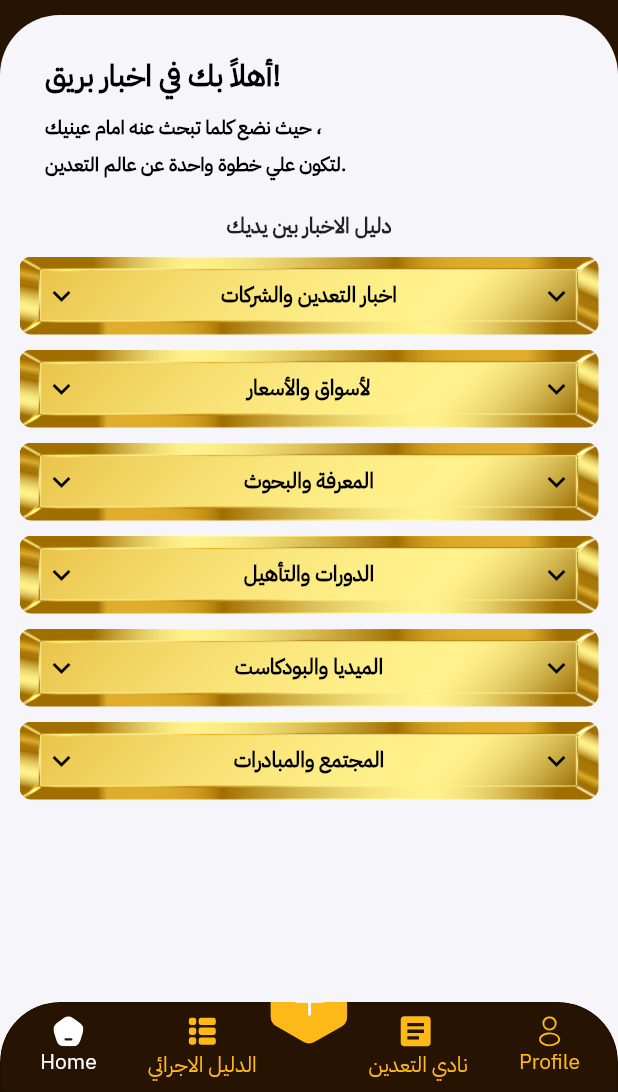
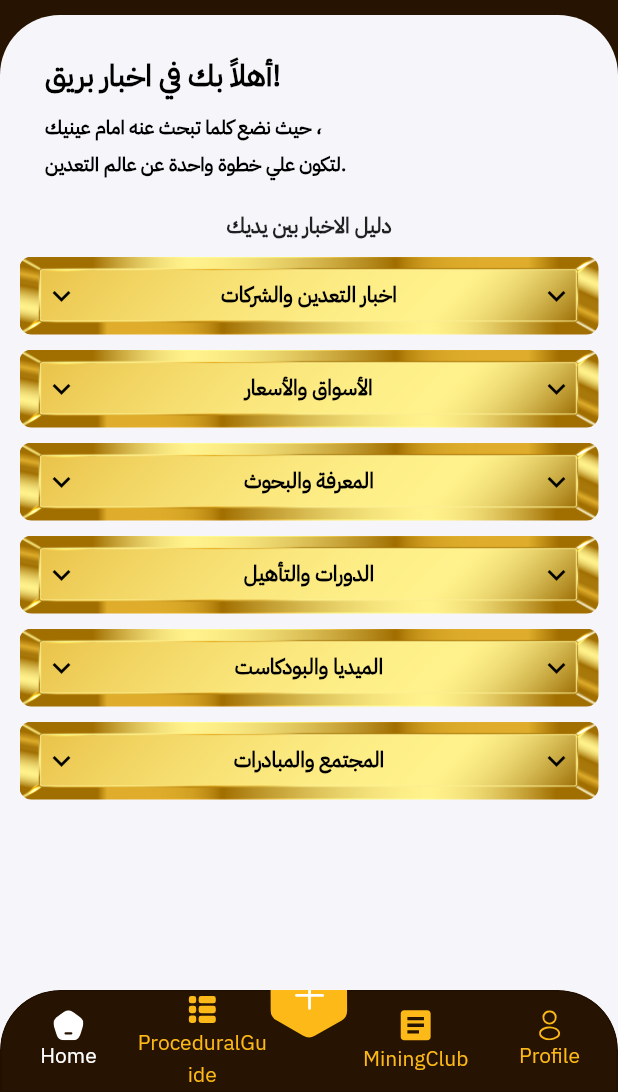
Before and after one commit to mohamed-sd/AlaaeldinMohamede_Classify-main, a Flutter app: the MainActivity screen opened directly with empty values, swiped to page 3, on a phone screen of 412 x 824 dp, the part 144-1236 px from its top. Run offline on Flutter 3.47's test engine with Material 3 defaults, Android fonts, the phone set to English and light mode, and no system bars; our stand-ins replace audioplayers, awesome_notifications, bloc, cached_network_image, connectivity_plus, country_picker and 36 more; missing offline and left inert: android_intent_plus, any_link_preview, device_region, encrypt, flutter_pdfview, flutter_stripe and 6 more; accounts and stored records are empty; network calls fail; project files that could hold a hidden picture were left out.

Commit message:
update icon svg app

```diff
--- a/lib/ui/screens/main_activity.dart
+++ b/lib/ui/screens/main_activity.dart
@@ -419,7 +419,7 @@ class MainActivityState extends State<MainActivity>
 
 
                 buildBottomNavigationbarItem(1, AppIcons.listViewIcon,
-                    AppIcons.listViewIcon, "الدليل الاجرائي"),
+                    AppIcons.listViewIcon, "ProceduralGuide".translate(context)),
 
                 BlocListener<FetchUserPackageLimitCubit,
                         FetchUserPackageLimitState>(
@@ -464,7 +464,7 @@ class MainActivityState extends State<MainActivity>
                 //     AppIcons.myAdsNavActive, "myAdsTab".translate(context)),
 
                 buildBottomNavigationbarItem(2, AppIcons.articles,
-                    AppIcons.articles, " نادي التعدين "),
+                    AppIcons.articles, "MiningClub".translate(context)),
 
                 buildBottomNavigationbarItem(3, AppIcons.profileNav,
                     AppIcons.profileNavActive, "profileTab".translate(context))
--- a/lib/ui/screens/navigations/home_news.dart
+++ b/lib/ui/screens/navigations/home_news.dart
@@ -392,7 +392,7 @@ class HomeScreenState extends State<HomeNews>
                                     child: GoldShimmerCard(
                                         title: 'أخبار التعدين',
                                         url:
-                                        'https://storage.googleapis.com/flutterflow-io-6f20.appspot.com/projects/mining-market-firebase-ym2dfj/assets/pn7ueo7p1ys1/4-_%D9%85%D8%AF%D9%88%D9%86%D8%A9_%D8%A7%D9%84%D8%AA%D8%B9%D8%AF%D9%8A%D9%86.jpg'),
+                                        'https://firebasestorage.googleapis.com/v0/b/miningmarket-firebase.appspot.com/o/Miningclub%2F44-%20%D8%A7%D8%AE%D8%A8%D8%A7%D8%B1%20%D8%A7%D9%84%D8%AA%D8%B9%D8%AF%D9%8A%D9%86.jpeg.jpg?alt=media&token=602fdc8e-de80-42f7-934f-b41ab9ddfcaa'),
                                   ),
                                   InkWell(
                                     onTap: () {
@@ -402,7 +402,7 @@ class HomeScreenState extends State<HomeNews>
                                     child: GoldShimmerCard(
                                         title: ' أخبار الشركات ',
                                         url:
-                                        'https://storage.googleapis.com/flutterflow-io-6f20.appspot.com/projects/mining-market-firebase-ym2dfj/assets/cchsh9teg1dp/3-_%D9%85%D9%8A%D9%83%D8%B1%D9%88%D9%81%D9%88%D9%86_%D8%A7%D9%84%D8%AA%D8%B9%D8%AF%D9%8A%D9%86.jpg'),
+                                        'https://firebasestorage.googleapis.com/v0/b/miningmarket-firebase.appspot.com/o/Miningclub%2F44-%20%D8%A7%D8%AE%D8%A8%D8%A7%D8%B1%20%D8%A7%D9%84%D8%AA%D8%B9%D8%AF%D9%8A%D9%86.jpeg.jpg?alt=media&token=602fdc8e-de80-42f7-934f-b41ab9ddfcaa'),
                                   ),
                                   InkWell(
                                     onTap: () {
@@ -412,7 +412,7 @@ class HomeScreenState extends State<HomeNews>
                                     child: GoldShimmerCard(
                                         title: ' تحديثات الجهات الرسمية والوزارات ',
                                         url:
-                                        'https://storage.googleapis.com/flutterflow-io-6f20.appspot.com/projects/mining-market-firebase-ym2dfj/assets/mina24dtpbp3/13_copy.jpg'),
+                                        'https://firebasestorage.googleapis.com/v0/b/miningmarket-firebase.appspot.com/o/Miningclub%2F45-%20%D8%AA%D8%AD%D8%AF%D9%8A%D8%AB%D8%A7%D8%AA%20%D8%A7%D9%84%D8%AC%D9%87%D8%A7%D8%AA.jpeg.jpg?alt=media&token=3181874b-3bcf-4f46-8195-8cb905b9bcc8'),
                                   ),
 
                                 ],
@@ -432,7 +432,7 @@ class HomeScreenState extends State<HomeNews>
                             else section2 = true;
                           });
                         },
-                        child: title_card('لأسواق والأسعار' , section2),
+                        child: title_card('الأسواق والأسعار' , section2),
                       ),
                       SizedBox(
                         height: 5,
@@ -458,7 +458,7 @@ class HomeScreenState extends State<HomeNews>
                                     child: GoldShimmerCard(
                                         title: ' بورصة المعادن ',
                                         url:
-                                        'https://firebasestorage.googleapis.com/v0/b/miningmarket-firebase.appspot.com/o/appimg%2F4-%20%D8%A7%D9%84%D9%85%D9%82%D8%A7%D9%84%D8%A7%D8%AA%20%D8%A7%D9%84%D8%B9%D9%84%D9%85%D9%8A%D8%A9.jpg?alt=media&token=a718d3dc-a85e-46f1-9c24-aef3f06ab8dc'),
+                                        'https://firebasestorage.googleapis.com/v0/b/miningmarket-firebase.appspot.com/o/Miningclub%2F46-%20%D8%A8%D9%88%D8%B1%D8%B5%D8%A9%20%D8%A7%D9%84%D9%85%D8%B9%D8%A7%D8%AF%D9%86.jpg?alt=media&token=bfcf5a8f-ee16-4da7-8ce4-aca6e530a9f0'),
                                   ),
                                   InkWell(
                                     onTap: () {
@@ -468,7 +468,7 @@ class HomeScreenState extends State<HomeNews>
                                     child: GoldShimmerCard(
                                         title: ' أسعار العملات ',
                                         url:
-                                        'https://firebasestorage.googleapis.com/v0/b/miningmarket-firebase.appspot.com/o/appimg%2F4-%20%D8%A7%D9%84%D9%85%D9%82%D8%A7%D9%84%D8%A7%D8%AA%20%D8%A7%D9%84%D8%B9%D9%84%D9%85%D9%8A%D8%A9.jpg?alt=media&token=a718d3dc-a85e-46f1-9c24-aef3f06ab8dc'),
+                                        'https://firebasestorage.googleapis.com/v0/b/miningmarket-firebase.appspot.com/o/Miningclub%2F47-%20%D8%A7%D8%B3%D8%B9%D8%A7%D8%B1%20%D8%A7%D9%84%D8%B9%D9%85%D9%84%D8%A7%D8%AA.jpg?alt=media&token=e99250f6-6ec0-4ea4-aaa0-e8192c7e5622'),
                                   ),
                                   InkWell(
                                     onTap: () {
@@ -476,7 +476,7 @@ class HomeScreenState extends State<HomeNews>
                                     },
                                     child: GoldShimmerCard(
                                         title: ' تقارير سوقية وتحليلات اقتصادية ',
-                                        url: 'https://storage.googleapis.com/flutterflow-io-6f20.appspot.com/projects/mining-market-firebase-ym2dfj/assets/wzgkssd9rseh/71_copy.jpg'),
+                                        url: 'https://firebasestorage.googleapis.com/v0/b/miningmarket-firebase.appspot.com/o/Miningclub%2F48-%20%D8%AA%D9%82%D8%A7%D8%B1%D9%8A%D8%B1%20%D8%B3%D9%88%D9%82.jpg?alt=media&token=a4090223-34c3-4650-b8e0-ddecef16c131'),
                                   ),
 
                                 ],
@@ -522,7 +522,7 @@ class HomeScreenState extends State<HomeNews>
                                     child: GoldShimmerCard(
                                         title: ' المقالات العلمية والتحليلية ',
                                         url:
-                                        'https://storage.googleapis.com/flutterflow-io-6f20.appspot.com/projects/mining-market-firebase-ym2dfj/assets/68p8l6cu6qxc/2-_%D9%85%D8%AC%D9%84%D8%A9_%D8%A7%D9%84%D8%AA%D8%B9%D8%AF%D9%8A%D9%86.jpg'),
+                                        'https://firebasestorage.googleapis.com/v0/b/miningmarket-firebase.appspot.com/o/Miningclub%2F49-%20%D8%A7%D9%84%D9%85%D9%82%D8%A7%D9%84%D8%A7%D8%AA%20%D8%A7%D9%84%D8%B9%D9%84%D9%85%D9%8A%D8%A9.jpg?alt=media&token=b61674c1-3a73-400c-9115-c271ef6abefb'),
                                   ),
                                   InkWell(
                                     onTap: () {
@@ -532,7 +532,7 @@ class HomeScreenState extends State<HomeNews>
                                     child: GoldShimmerCard(
                                         title: ' البحوث والأوراق الأكاديمية ',
                                         url:
-                                        'https://storage.googleapis.com/flutterflow-io-6f20.appspot.com/projects/mining-market-firebase-ym2dfj/assets/68p8l6cu6qxc/2-_%D9%85%D8%AC%D9%84%D8%A9_%D8%A7%D9%84%D8%AA%D8%B9%D8%AF%D9%8A%D9%86.jpg'),
+                                        'https://firebasestorage.googleapis.com/v0/b/miningmarket-firebase.appspot.com/o/Miningclub%2F50-%20%D8%A7%D9%84%D8%A8%D8%AD%D9%88%D8%AB%20%D9%88%D8%A7%D9%84%D8%A7%D9%88%D8%B1%D8%A7%D9%82%20%D8%A7%D9%84%D8%AD%D9%83%D9%88%D9%85%D9%8A%D8%A9.jpg?alt=media&token=01a9018a-4301-4340-a120-87a4abd26a08'),
                                   ),
                                   InkWell(
                                     onTap: () {
@@ -540,7 +540,7 @@ class HomeScreenState extends State<HomeNews>
                                     },
                                     child: GoldShimmerCard(
                                         title: ' المواد الدراسية والكتب ',
-                                        url: 'https://storage.googleapis.com/flutterflow-io-6f20.appspot.com/projects/mining-market-firebase-ym2dfj/assets/68p8l6cu6qxc/2-_%D9%85%D8%AC%D9%84%D8%A9_%D8%A7%D9%84%D8%AA%D8%B9%D8%AF%D9%8A%D9%86.jpg'),
+                                        url: 'https://firebasestorage.googleapis.com/v0/b/miningmarket-firebase.appspot.com/o/Miningclub%2F51-%20%D8%A7%D9%84%D9%85%D9%88%D8%A7%D8%AF%20%D8%A7%D9%84%D8%AF%D8%B1%D8%A7%D8%B3%D9%8A%D8%A9.jpg?alt=media&token=5bb3b27e-8990-4465-bb2f-a0eea1f9948d'),
                                   ),
 
                                 ],
@@ -586,7 +586,7 @@ class HomeScreenState extends State<HomeNews>
                                     child: GoldShimmerCard(
                                         title: 'الدورات التدريبية ',
                                         url:
-                                        'https://storage.googleapis.com/flutterflow-io-6f20.appspot.com/projects/mining-market-firebase-ym2dfj/assets/lml0fa6t0p56/73_copy.jpg'),
+                                        'https://firebasestorage.googleapis.com/v0/b/miningmarket-firebase.appspot.com/o/Miningclub%2F53-%20%D8%A7%D9%84%D9%86%D8%AF%D9%88%D8%A7%D8%AA%20%D9%88%D9%88%D8%B1%D8%B4%20%D8%A7%D9%84%D8%AA%D8%AF%D8%B1%D9%8A%D8%A8.jpeg.jpg?alt=media&token=f1a77b7d-d664-4de4-82f5-88d0257e1835'),
                                   ),
                                   InkWell(
                                     onTap: () {
@@ -596,7 +596,7 @@ class HomeScreenState extends State<HomeNews>
                                     child: GoldShimmerCard(
                                         title: ' الندوات وورش العمل ',
                                         url:
-                                        'https://storage.googleapis.com/flutterflow-io-6f20.appspot.com/projects/mining-market-firebase-ym2dfj/assets/lml0fa6t0p56/73_copy.jpg'),
+                                        'https://firebasestorage.googleapis.com/v0/b/miningmarket-firebase.appspot.com/o/Miningclub%2F53-%20%D8%A7%D9%84%D9%86%D8%AF%D9%88%D8%A7%D8%AA%20%D9%88%D9%88%D8%B1%D8%B4%20%D8%A7%D9%84%D8%AA%D8%AF%D8%B1%D9%8A%D8%A8.jpeg.jpg?alt=media&token=f1a77b7d-d664-4de4-82f5-88d0257e1835'),
                                   ),
                                   InkWell(
                                     onTap: () {
@@ -604,7 +604,7 @@ class HomeScreenState extends State<HomeNews>
                                     },
                                     child: GoldShimmerCard(
                                         title: ' برامج تطوير المهارات ',
-                                        url: 'https://storage.googleapis.com/flutterflow-io-6f20.appspot.com/projects/mining-market-firebase-ym2dfj/assets/lml0fa6t0p56/73_copy.jpg'),
+                                        url: 'https://firebasestorage.googleapis.com/v0/b/miningmarket-firebase.appspot.com/o/Miningclub%2F54-%20%D8%A8%D8%B1%D8%A7%D9%85%D8%AC%20%D8%AA%D8%B7%D9%88%D9%8A%D8%B1%20%D8%A7%D9%84%D9%85%D9%87%D8%A7%D8%B1%D8%A7%D8%AA.jpg?alt=media&token=5aa798d3-130d-400f-ac50-fea7b719b22a'),
                                   ),
 
                                 ],
@@ -650,7 +650,7 @@ class HomeScreenState extends State<HomeNews>
                                     child: GoldShimmerCard(
                                         title: ' بودكاست التعدين ',
                                         url:
-                                        'https://storage.googleapis.com/flutterflow-io-6f20.appspot.com/projects/mining-market-firebase-ym2dfj/assets/cchsh9teg1dp/3-_%D9%85%D9%8A%D9%83%D8%B1%D9%88%D9%81%D9%88%D9%86_%D8%A7%D9%84%D8%AA%D8%B9%D8%AF%D9%8A%D9%86.jpg'),
+                                        'https://firebasestorage.googleapis.com/v0/b/miningmarket-firebase.appspot.com/o/Miningclub%2F55-%20%D8%A8%D9%88%D8%AF%D9%83%D8%A7%D8%B3%D8%AA%20%D8%A7%D9%84%D8%AA%D8%B9%D8%AF%D9%8A%D9%86.jpg?alt=media&token=1ac4ecef-b0c4-44b2-9999-bc03a78184df'),
                                   ),
                                   InkWell(
                                     onTap: () {
@@ -660,7 +660,7 @@ class HomeScreenState extends State<HomeNews>
                                     child: GoldShimmerCard(
                                         title: ' فيديوهات توعوية وتدريبية ',
                                         url:
-                                        'https://storage.googleapis.com/flutterflow-io-6f20.appspot.com/projects/mining-market-firebase-ym2dfj/assets/r878vk5z12ae/1-_%D9%82%D9%86%D8%A7%D8%A9_%D8%A7%D9%84%D8%AA%D8%B9%D8%AF%D9%8A%D9%86_(1).jpg'),
+                                        'https://firebasestorage.googleapis.com/v0/b/miningmarket-firebase.appspot.com/o/Miningclub%2F56-%20%D9%81%D9%8A%D8%AF%D9%8A%D9%88%D9%87%D8%A7%D8%AA%20%D8%AA%D9%88%D8%B9%D9%88%D9%8A%D8%A9.jpg?alt=media&token=5b853c97-11b6-4f23-b0ad-7a5e14eaad30'),
                                   ),
                                   InkWell(
                                     onTap: () {
@@ -668,7 +668,7 @@ class HomeScreenState extends State<HomeNews>
                                     },
                                     child: GoldShimmerCard(
                                         title: ' جلسات حوارية ومسجلة ',
-                                        url: 'https://storage.googleapis.com/flutterflow-io-6f20.appspot.com/projects/mining-market-firebase-ym2dfj/assets/wfn2teddfaml/70_copy.jpg'),
+                                        url: 'https://firebasestorage.googleapis.com/v0/b/miningmarket-firebase.appspot.com/o/Miningclub%2F57-%20%D8%AC%D9%84%D8%B3%D8%A7%D8%AA%20%D8%AD%D9%88%D8%A7%D8%B1%D9%8A%D8%A9.jpeg.jpg?alt=media&token=bc908f40-0b99-4f29-8c57-2f7e9cccac68'),
                                   ),
 
                                 ],
@@ -714,7 +714,7 @@ class HomeScreenState extends State<HomeNews>
                                     child: GoldShimmerCard(
                                         title: 'المبادرات المجتمعية',
                                         url:
-                                        'https://storage.googleapis.com/flutterflow-io-6f20.appspot.com/projects/mining-market-firebase-ym2dfj/assets/x33ybf804qm1/74.jpg'),
+                                        'https://firebasestorage.googleapis.com/v0/b/miningmarket-firebase.appspot.com/o/Miningclub%2F60-%20%D8%A7%D9%84%D9%85%D8%A8%D8%A7%D8%AF%D8%B1%D8%A7%D8%AA%20%D8%A7%D9%84%D9%85%D8%AC%D8%AA%D9%85%D8%B9%D9%8A%D8%A9.jpg?alt=media&token=25610521-187a-46d0-bcbc-2ed0c437d7c3'),
                                   ),
                                   InkWell(
                                     onTap: () {
@@ -724,7 +724,7 @@ class HomeScreenState extends State<HomeNews>
                                     child: GoldShimmerCard(
                                         title: 'المسؤولية الاجتماعية',
                                         url:
-                                        'https://storage.googleapis.com/flutterflow-io-6f20.appspot.com/projects/mining-market-firebase-ym2dfj/assets/x33ybf804qm1/74.jpg'),
+                                        'https://firebasestorage.googleapis.com/v0/b/miningmarket-firebase.appspot.com/o/Miningclub%2F59-%20%D8%A7%D9%84%D9%85%D8%B3%D8%A4%D9%88%D9%84%D9%8A%D8%A9%20%D8%A7%D9%84%D9%85%D8%AC%D8%AA%D9%85%D8%B9%D9%8A%D8%A9.jpg?alt=media&token=cdbe9c70-eb12-4fb9-941f-a8391ec72251'),
                                   ),
                                   InkWell(
                                     onTap: () {
@@ -732,7 +732,7 @@ class HomeScreenState extends State<HomeNews>
                                     },
                                     child: GoldShimmerCard(
                                         title: ' المنتديات والنقاشات ',
-                                        url: 'https://storage.googleapis.com/flutterflow-io-6f20.appspot.com/projects/mining-market-firebase-ym2dfj/assets/r878vk5z12ae/1-_%D9%82%D9%86%D8%A7%D8%A9_%D8%A7%D9%84%D8%AA%D8%B9%D8%AF%D9%8A%D9%86_(1).jpg'),
+                                        url: 'https://firebasestorage.googleapis.com/v0/b/miningmarket-firebase.appspot.com/o/Miningclub%2F58-%20%D8%A7%D9%84%D9%85%D9%86%D8%AA%D8%AF%D9%8A%D8%A7%D8%AA%20%D9%88%D8%A7%D9%84%D9%86%D9%82%D8%A7%D8%B4%D8%A7%D8%AA.jpg?alt=media&token=e5c7a67e-d4c0-4acc-b9d4-58e4b78c8279'),
                                   ),
 
                                 ],
```
Also changed, not shown: assets/svg/Illustrators/location_access.svg, assets/svg/Illustrators/logout_illustrator.svg, assets/svg/Illustrators/no_chat_found.svg, assets/svg/Illustrators/no_internet_illustrator.svg, assets/svg/Illustrators/safety_tips.svg, assets/svg/Illustrators/something_went_wrong.svg, assets/svg/Illustrators/user_verification.svg.
